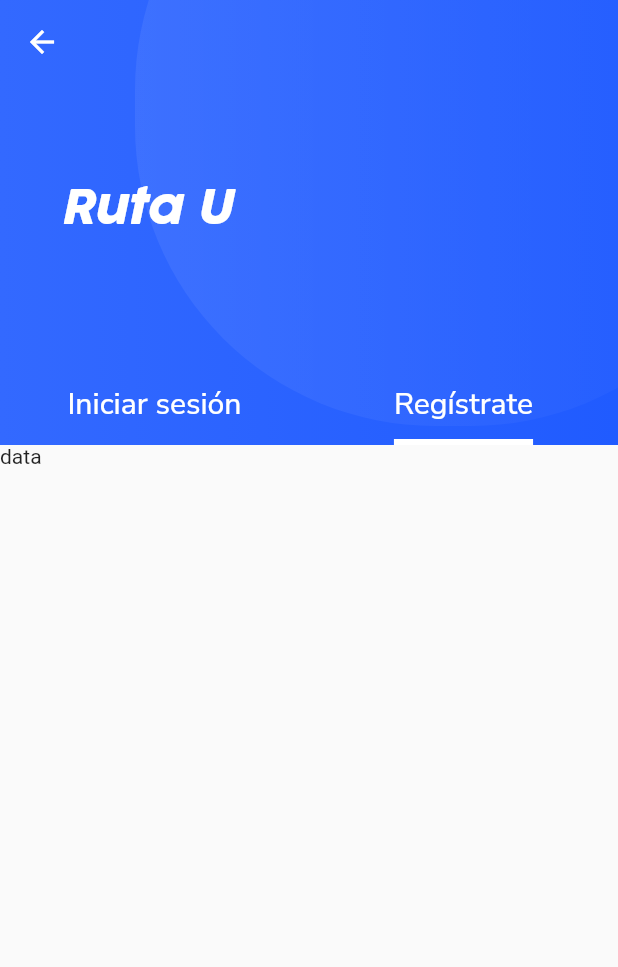
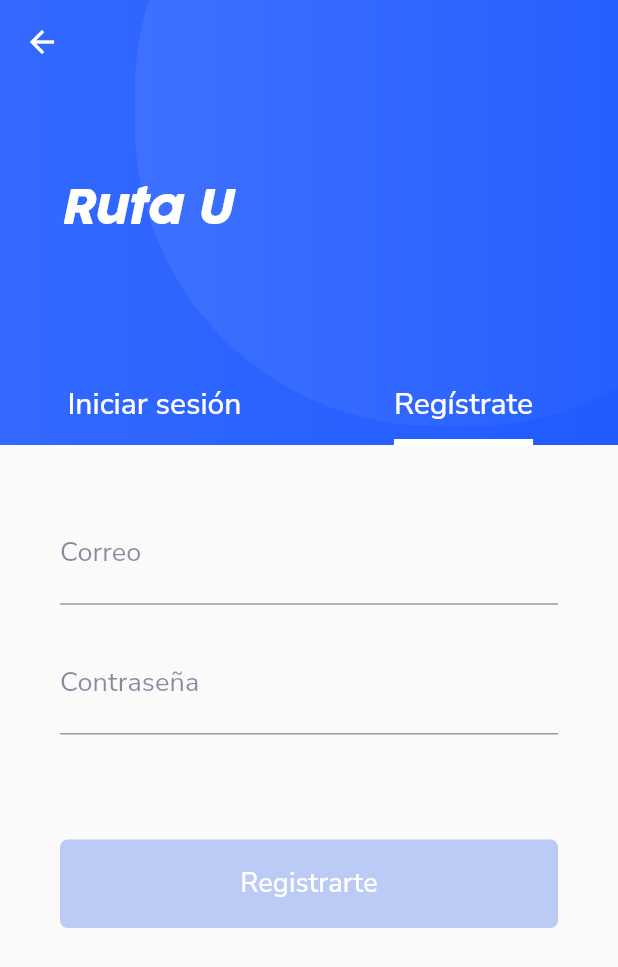
Before and after one commit to titandiaz/ruta_u, a Flutter app: the SignIn screen opened by its route, tab 2 chosen, on a phone screen of 412 x 824 dp. Shown: the top 967 px of the screen. Run offline on Flutter 3.47's test engine with Material 2 defaults, Android fonts, the phone set to English and light mode, and no system bars; our stand-ins replace cloud_firestore, firebase_auth, google_fonts, rxdart, shared_preferences; accounts and stored records are empty; statements that could not run were skipped.

```diff
--- /dev/null
+++ b/lib/src/models/user.dart
@@ -0,0 +1,5 @@
+class User {
+  final String uid;
+
+  User({this.uid});
+}
--- a/lib/src/pages/sign_in.dart
+++ b/lib/src/pages/sign_in.dart
@@ -1,8 +1,13 @@
 import 'package:flutter/material.dart';
 import 'package:google_fonts/google_fonts.dart';
 import 'package:ruta_u/src/bloc/provider.dart';
+import 'package:ruta_u/src/providers/usuario_provider.dart';
+import 'package:ruta_u/src/utils/utils.dart';
 
 class SignIn extends StatelessWidget {
+  // final usuarioProvider = new UsuarioProvider();
+  final authProvider = new AuthProvider();
+
   @override
   Widget build(BuildContext context) {
     final size = MediaQuery.of(context).size;
@@ -70,7 +75,19 @@ class SignIn extends StatelessWidget {
                   ),
                 ),
                 SingleChildScrollView(
-                  child: Text("data"),
+                  child: Padding(
+                    padding: const EdgeInsets.only(
+                        left: 40.0, right: 40.0, top: 40.0),
+                    child: Column(
+                      children: <Widget>[
+                        _crearEmail(bloc),
+                        SizedBox(height: 20.0),
+                        _crearPassword(bloc),
+                        SizedBox(height: 70.0),
+                        _crearBotonRegistrar(bloc)
+                      ],
+                    ),
+                  ),
                 )
               ],
             )),
@@ -152,12 +169,6 @@ class SignIn extends StatelessWidget {
             ),
           ),
           onChanged: bloc.changeEmail,
-          validator: (value) {
-            if (value.isEmpty) {
-              return 'Please enter some text';
-            }
-            return null;
-          },
         );
       },
     );
@@ -223,7 +234,53 @@ class SignIn extends StatelessWidget {
     );
   }
 
-  _login(LoginBloc bloc, BuildContext context) {
-    Navigator.pushReplacementNamed(context, '/home');
+  Widget _crearBotonRegistrar(LoginBloc bloc) {
+    return StreamBuilder<Object>(
+      stream: bloc.formValidStream,
+      builder: (context, snapshot) {
+        return RaisedButton(
+          onPressed: snapshot.hasData ? () => _registrar(bloc, context) : null,
+          elevation: 0,
+          shape: RoundedRectangleBorder(
+            borderRadius: BorderRadius.circular(5.0),
+          ),
+          color: Color(0xff3369FF),
+          disabledColor: Color(0xffBCCBF6),
+          textColor: Colors.white,
+          child: Container(
+            padding: EdgeInsets.symmetric(vertical: 17.0),
+            width: double.infinity,
+            child: Text(
+              'Registrarte',
+              textAlign: TextAlign.center,
+              style: GoogleFonts.nunitoSans(
+                letterSpacing: 0.1,
+                fontSize: 18,
+              ),
+            ),
+          ),
+        );
+      },
+    );
+  }
+
+  _login(LoginBloc bloc, BuildContext context) async {
+    final info = await authProvider.signInWithEmailAndPassword(
+        bloc.email, bloc.password);
+    if (info != null) {
+      Navigator.pushReplacementNamed(context, '/home');
+    } else {
+      mostrarAlerta(context, 'El correo y contraseña no son validos');
+    }
+  }
+
+  _registrar(LoginBloc bloc, BuildContext context) async {
+    final info =
+        authProvider.registerWithEmailAndPassword(bloc.email, bloc.password);
+    if (info != null) {
+      Navigator.pushReplacementNamed(context, '/home');
+    } else {
+      mostrarAlerta(context, 'Datos invalidos');
+    }
   }
 }
--- /dev/null
+++ b/lib/src/preferencias_usuario/preferencias_usuario.dart
@@ -0,0 +1,48 @@
+import 'package:shared_preferences/shared_preferences.dart';
+
+/*
+  Recordar instalar el paquete de:
+    shared_preferences:
+
+  Inicializar en el main
+    final prefs = new PreferenciasUsuario();
+    await prefs.initPrefs();
+
+    Recuerden que el main() debe de ser async {...
+
+*/
+
+class PreferenciasUsuario {
+  static final PreferenciasUsuario _instancia =
+      new PreferenciasUsuario._internal();
+
+  factory PreferenciasUsuario() {
+    return _instancia;
+  }
+
+  PreferenciasUsuario._internal();
+
+  SharedPreferences _prefs;
+
+  initPrefs() async {
+    this._prefs = await SharedPreferences.getInstance();
+  }
+
+  // GET y SET del nombre
+  get token {
+    return _prefs.getString('token') ?? '';
+  }
+
+  set token(String value) {
+    _prefs.setString('token', value);
+  }
+
+  // GET y SET de la última página
+  get ultimaPagina {
+    return _prefs.getString('ultimaPagina') ?? 'login';
+  }
+
+  set ultimaPagina(String value) {
+    _prefs.setString('ultimaPagina', value);
+  }
+}
--- /dev/null
+++ b/lib/src/providers/database.dart
@@ -0,0 +1,18 @@
+import 'package:cloud_firestore/cloud_firestore.dart';
+
+class DatabaseService {
+  final String uid;
+  DatabaseService({this.uid});
+
+  final CollectionReference usersColletion =
+      Firestore.instance.collection('usuarios');
+
+  Future updateUserData(
+    String correo,
+    String nombre,
+    String universidad,
+  ) async {
+    return await usersColletion.document(uid).setData(
+        {'correo': correo, 'nombre': nombre, 'universidad': universidad});
+  }
+}
--- a/pubspec.yaml
+++ b/pubspec.yaml
@@ -31,6 +31,9 @@ dependencies:
   rxdart: ^0.24.1
   http:
   cloud_firestore:
+  firebase_core: ^0.4.5
+  firebase_auth: ^0.16.1
+  shared_preferences:
 
 dev_dependencies:
   flutter_test:
```
Also changed, not shown: lib/main.dart (+12 -2 lines), lib/src/pages/type_user.dart (added, +101 -0 lines), lib/src/providers/usuario_provider.dart (added, +53 -0 lines), lib/src/providers/usuarios_provider.dart (deleted, +0 -10 lines), lib/src/utils/utils.dart (added, +18 -0 lines), pubspec.lock, 1 other file.
